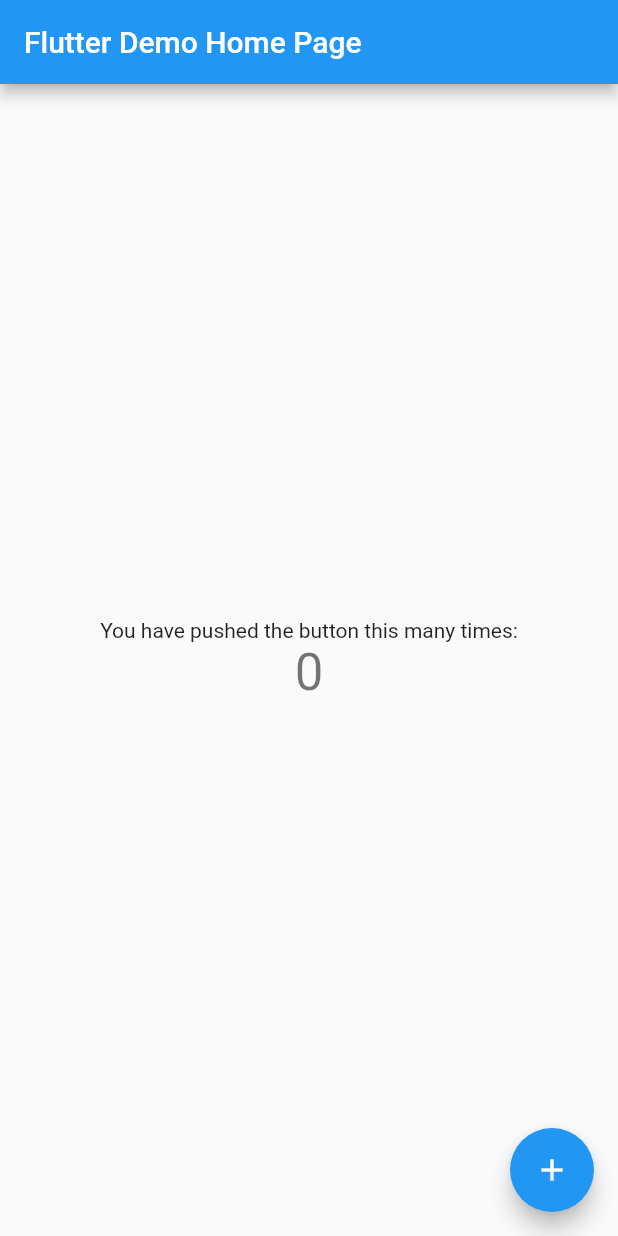
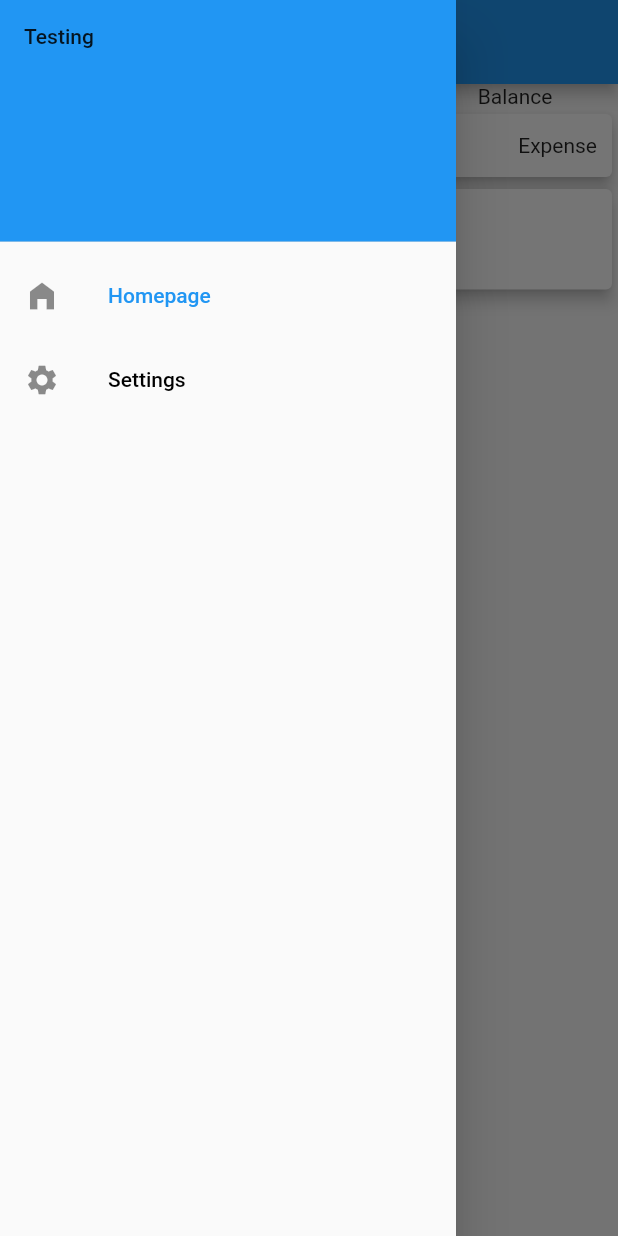
Before and after one commit to himanshugarg574/expense_manager, a Flutter app: the screen it shows after launch, with the side drawer open (before the commit the screen has no drawer), on a phone screen of 412 x 824 dp. Run offline on Flutter 3.47's test engine with Material 2 defaults, Android fonts, the phone set to English and light mode, and no system bars.

Commit message:
added initial drawer, home and settings view

```diff
--- /dev/null
+++ b/lib/home/component.dart
@@ -0,0 +1,30 @@
+import 'package:flutter/material.dart';
+
+import '../home_page/component.dart';
+import '../home_drawer/component.dart';
+import '../settings_page/component.dart';
+
+class HomeScreen extends StatefulWidget {
+  const HomeScreen({Key? key}) : super(key: key);
+
+  @override
+  State<HomeScreen> createState() => _HomeScreenState();
+}
+
+class _HomeScreenState extends State<HomeScreen> {
+
+  String _activeScreen = "Hello World";
+
+  @override
+  Widget build(BuildContext context) {
+    return Scaffold(
+      appBar: AppBar(
+        title: const Text('Expense Manager'),
+      ),
+      drawer: HomeDrawer(itemSelectedCallback: (val) => setState(() => _activeScreen = val),),
+      body: const Center(
+        child: HomePage(),
+      ),
+    );
+  }
+}
--- /dev/null
+++ b/lib/home_drawer/component.dart
@@ -0,0 +1,56 @@
+import 'package:flutter/material.dart';
+import './models.dart';
+
+class HomeDrawer extends StatefulWidget {
+  const HomeDrawer({Key? key, required this.itemSelectedCallback}) : super(key: key);
+
+  final Function(String) itemSelectedCallback;
+
+  @override
+  State<HomeDrawer> createState() => _HomeDrawerState();
+}
+
+class _HomeDrawerState extends State<HomeDrawer> {
+
+  @override
+  Widget build(BuildContext context) {
+    return Drawer(
+      child: ListView.builder(
+        padding: EdgeInsets.zero,
+        itemCount: homeDrawerItems.length + 1,
+        itemBuilder: (context, i) {
+          i = i - 1;
+          if (i == -1) {
+            return const DrawerHeader(
+              child: Text('Testing'),
+              decoration: BoxDecoration(
+                color: Colors.blue
+              ),
+            );
+          }
+          return _buildDrawerRow(context, homeDrawerItems[i], widget.itemSelectedCallback);
+        },
+      ),
+    );
+  }
+
+  Widget _buildDrawerRow(BuildContext context, HomeDrawerItem item, Function(String) itemSelectedCallback) {
+    return ListTile(
+      title: Text(
+          item.label,
+        style: TextStyle(
+          color: item.selected ? Theme.of(context).primaryColor : Colors.black
+        ),
+      ),
+      leading: Icon(item.icon),
+      onTap: () {
+        item.selected = true;
+        homeDrawerItems
+            .where((element) => element != item)
+            .forEach((element) { element.selected = false; });
+        itemSelectedCallback(item.label);
+        Navigator.pop(context);
+      },
+    );
+  }
+}
--- /dev/null
+++ b/lib/home_drawer/models.dart
@@ -0,0 +1,14 @@
+import 'package:flutter/material.dart';
+
+class HomeDrawerItem {
+  final String label;
+  final IconData icon;
+  bool selected;
+
+  HomeDrawerItem({required this.label, required this.icon, required this.selected});
+}
+
+List<HomeDrawerItem> homeDrawerItems = [
+  HomeDrawerItem(label: 'Homepage', icon: Icons.home_filled, selected: true),
+  HomeDrawerItem(label: 'Settings', icon: Icons.settings, selected: false)
+];
--- /dev/null
+++ b/lib/home_page/component.dart
@@ -0,0 +1,42 @@
+import 'package:flutter/material.dart';
+
+class HomePage extends StatelessWidget {
+  const HomePage({Key? key}) : super(key: key);
+
+  @override
+  Widget build(BuildContext context) {
+    return ListView(
+      children: [
+        Row(
+          children: const [
+            Expanded(child: Text('Income', textAlign: TextAlign.center)),
+            Expanded(child: Text('Expense', textAlign: TextAlign.center)),
+            Expanded(child: Text('Balance', textAlign: TextAlign.center)),
+          ],
+        ),
+        getBox(height: 50, rowContent: const [
+          Expanded(child: Text('Current Balance')),
+          Expanded(child: Text('Expense', textAlign: TextAlign.right)),
+        ]),
+        ...getDatedBoxes()
+      ],
+    );
+  }
+
+  List<SizedBox> getDatedBoxes() => [
+    getBox(rowContent: [])
+  ];
+
+  SizedBox getBox({double height = 75, required List<Widget> rowContent}) {
+    return SizedBox(
+        height: height,
+        child: Card(
+            elevation: 4,
+            child: Padding(
+              padding: const EdgeInsets.only(left: 10, right: 10),
+              child: Row(
+                children: rowContent,
+              ),
+            )));
+  }
+}
--- a/lib/main.dart
+++ b/lib/main.dart
@@ -1,3 +1,4 @@
+import './home/component.dart';
 import 'package:flutter/material.dart';
 
 void main() {
@@ -7,109 +8,11 @@ void main() {
 class MyApp extends StatelessWidget {
   const MyApp({Key? key}) : super(key: key);
 
-  // This widget is the root of your application.
   @override
   Widget build(BuildContext context) {
-    return MaterialApp(
-      title: 'Flutter Demo',
-      theme: ThemeData(
-        // This is the theme of your application.
-        //
-        // Try running your application with "flutter run". You'll see the
-        // application has a blue toolbar. Then, without quitting the app, try
-        // changing the primarySwatch below to Colors.green and then invoke
-        // "hot reload" (press "r" in the console where you ran "flutter run",
-        // or simply save your changes to "hot reload" in a Flutter IDE).
-        // Notice that the counter didn't reset back to zero; the application
-        // is not restarted.
-        primarySwatch: Colors.blue,
-      ),
-      home: const MyHomePage(title: 'Flutter Demo Home Page'),
+    return const MaterialApp(
+      title: 'Welcome to Flutter',
+      home: HomeScreen(),
     );
   }
 }
-
-class MyHomePage extends StatefulWidget {
-  const MyHomePage({Key? key, required this.title}) : super(key: key);
-
-  // This widget is the home page of your application. It is stateful, meaning
-  // that it has a State object (defined below) that contains fields that affect
-  // how it looks.
-
-  // This class is the configuration for the state. It holds the values (in this
-  // case the title) provided by the parent (in this case the App widget) and
-  // used by the build method of the State. Fields in a Widget subclass are
-  // always marked "final".
-
-  final String title;
-
-  @override
-  State<MyHomePage> createState() => _MyHomePageState();
-}
-
-class _MyHomePageState extends State<MyHomePage> {
-  int _counter = 0;
-
-  void _incrementCounter() {
-    setState(() {
-      // This call to setState tells the Flutter framework that something has
-      // changed in this State, which causes it to rerun the build method below
-      // so that the display can reflect the updated values. If we changed
-      // _counter without calling setState(), then the build method would not be
-      // called again, and so nothing would appear to happen.
-      _counter++;
-    });
-  }
-
-  @override
-  Widget build(BuildContext context) {
-    // This method is rerun every time setState is called, for instance as done
-    // by the _incrementCounter method above.
-    //
-    // The Flutter framework has been optimized to make rerunning build methods
-    // fast, so that you can just rebuild anything that needs updating rather
-    // than having to individually change instances of widgets.
-    return Scaffold(
-      appBar: AppBar(
-        // Here we take the value from the MyHomePage object that was created by
-        // the App.build method, and use it to set our appbar title.
-        title: Text(widget.title),
-      ),
-      body: Center(
-        // Center is a layout widget. It takes a single child and positions it
-        // in the middle of the parent.
-        child: Column(
-          // Column is also a layout widget. It takes a list of children and
-          // arranges them vertically. By default, it sizes itself to fit its
-          // children horizontally, and tries to be as tall as its parent.
-          //
-          // Invoke "debug painting" (press "p" in the console, choose the
-          // "Toggle Debug Paint" action from the Flutter Inspector in Android
-          // Studio, or the "Toggle Debug Paint" command in Visual Studio Code)
-          // to see the wireframe for each widget.
-          //
-          // Column has various properties to control how it sizes itself and
-          // how it positions its children. Here we use mainAxisAlignment to
-          // center the children vertically; the main axis here is the vertical
-          // axis because Columns are vertical (the cross axis would be
-          // horizontal).
-          mainAxisAlignment: MainAxisAlignment.center,
-          children: <Widget>[
-            const Text(
-              'You have pushed the button this many times:',
-            ),
-            Text(
-              '$_counter',
-              style: Theme.of(context).textTheme.headline4,
-            ),
-          ],
-        ),
-      ),
-      floatingActionButton: FloatingActionButton(
-        onPressed: _incrementCounter,
-        tooltip: 'Increment',
-        child: const Icon(Icons.add),
-      ), // This trailing comma makes auto-formatting nicer for build methods.
-    );
-  }
-}
--- /dev/null
+++ b/lib/settings_page/component.dart
@@ -0,0 +1,16 @@
+import './models.dart';
+import 'package:flutter/material.dart';
+
+class SettingsPage extends StatelessWidget {
+  const SettingsPage({Key? key}) : super(key: key);
+
+  @override
+  Widget build(BuildContext context) {
+    return ListView.builder(
+      itemCount: settingsPageItems.length,
+      itemBuilder: (context, i) {
+        return ListTile(title: Text(settingsPageItems[i]),);
+      }
+    );
+  }
+}
--- /dev/null
+++ b/lib/settings_page/models.dart
@@ -0,0 +1,8 @@
+// class SettingPageItem {
+//   final String label;
+// }
+
+List<String> settingsPageItems = [
+  "Date",
+  "Display"
+];
```
